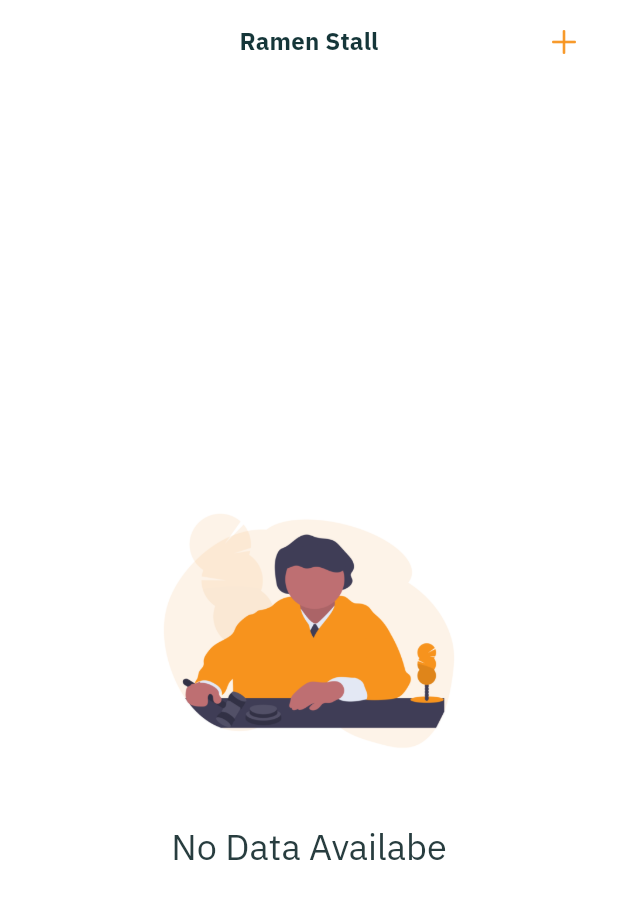
After one commit to alanikika/ramen_stall, a Flutter app: the screen it shows after launch, on a phone screen of 412 x 824 dp. The commit adds this screen. Shown: the top 899 px of the screen. Run offline on Flutter 3.47's test engine with Material 2 defaults, Android fonts, the phone set to English and light mode, and no system bars; our stand-ins replace fluttertoast, sqflite; accounts and stored records are empty.

Commit message:
Extract widget to separate file

```diff
--- a/lib/data/database_helper.dart
+++ b/lib/data/database_helper.dart
@@ -52,4 +52,16 @@ class DatabaseHelper {
       return null;
     }
   }
+
+  Future<bool> isRamenExist(String ramenName) async {
+    Database db = await instance.database;
+    List<Map<String, dynamic>> data = await db.rawQuery(
+      "SELECT * FROM $tableStall WHERE $name=?",[ramenName]
+    );
+    if(data.length > 0) {
+      return true;
+    } else {
+      return false;
+    }
+  }
 }
--- a/lib/model/ramen_model.dart
+++ b/lib/model/ramen_model.dart
@@ -6,7 +6,10 @@ class RamenModel {
   String latitude;
   String longitude;
 
-	RamenModel.fromJsonMap(Map<String, dynamic> map):
+
+	RamenModel({this.name, this.address, this.latitude, this.longitude});
+
+  RamenModel.fromJsonMap(Map<String, dynamic> map):
 		name = map["name"],
 		address = map["address"],
 		latitude = map["latitude"],
--- /dev/null
+++ b/lib/page/home/widget/empty_state.dart
@@ -0,0 +1,35 @@
+
+import 'package:flutter/material.dart';
+import 'package:stall_noodle/common/custom_colors.dart';
+import 'package:stall_noodle/common/dimens.dart';
+import 'package:stall_noodle/common/image_path.dart';
+import 'package:stall_noodle/common/strings.dart';
+import 'package:stall_noodle/common/styles.dart';
+
+class EmptyState extends StatelessWidget {
+
+  @override
+  Widget build(BuildContext context) {
+    return Column(
+      mainAxisAlignment: MainAxisAlignment.center,
+      children: [
+        Image.asset(
+          ImagePath.noData,
+          height: Dimens.standard_240,
+          width: Dimens.standard_240,
+        ),
+        SizedBox(
+          height: Dimens.standard_8,
+        ),
+        Text(
+          Strings.noData,
+          style: Style.ibmPleXSansRegular.copyWith(
+            color: CustomColors.topText283D3F,
+            fontSize: Dimens.standard_24,
+            fontWeight: FontWeight.w500,
+          ),
+        )
+      ],
+    );
+  }
+}
```
Also changed, not shown: lib/page/home/home_provider.dart (+20 -5 lines), lib/page/home/home_screen.dart (+7 -65 lines), lib/page/home/widget/item_data.dart (added, +55 -0 lines).
